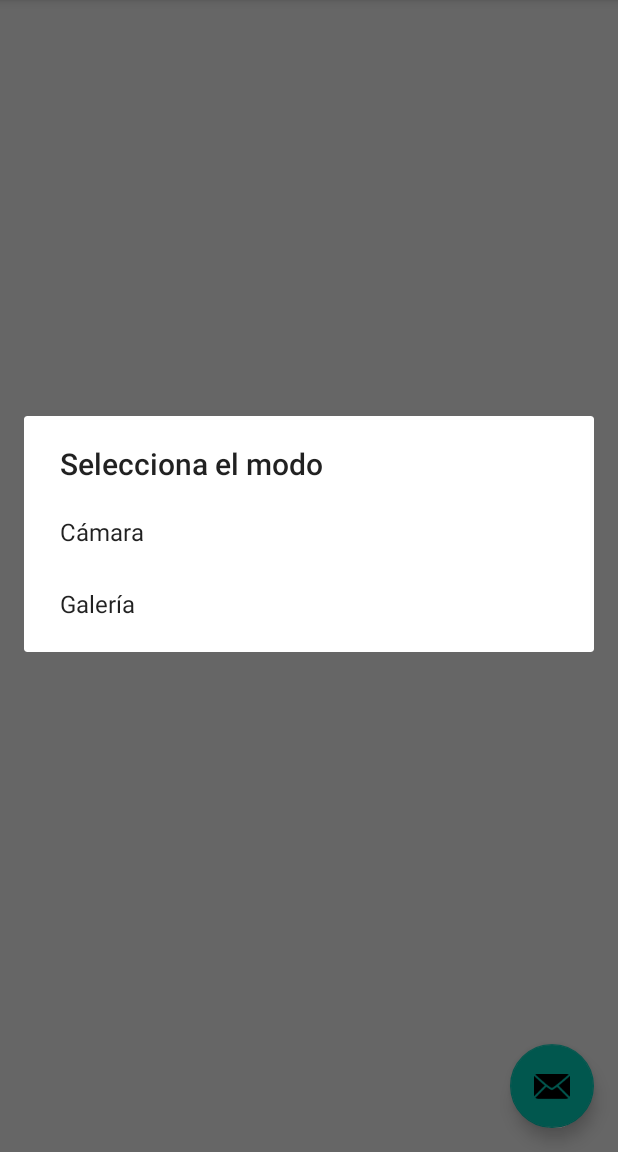
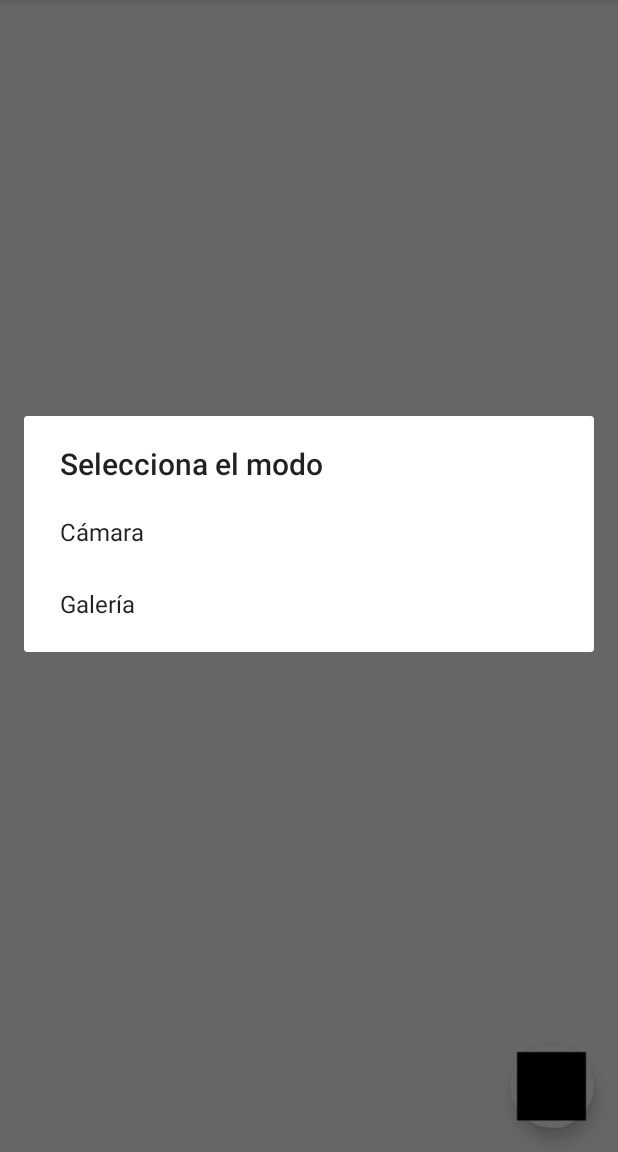
Before and after one commit to alphacodeteam/NeoScanner, an Android app: the screen it shows after launch (MainActivity), after a tap on an icon or button, on a phone screen of 412 x 824 dp, the part 84-1236 px from its top. Run offline under Robolectric (Android 15) with nearby library versions, the phone set to English and light mode, and no system bars.

Commit message:
Minor changes

```diff
--- a/app/src/main/java/es/upv/alphacodeteam/neoscanner/view/util/Image.java
+++ b/app/src/main/java/es/upv/alphacodeteam/neoscanner/view/util/Image.java
@@ -73,9 +73,7 @@ public class Image {
      */
     public static void startModeOfCamera(final Activity activity, File dir) {
         Intent cameraIntent = new Intent(android.provider.MediaStore.ACTION_IMAGE_CAPTURE);
-        Uri photoURI = FileProvider.getUriForFile(activity,
-                "com.example.android.fileprovider",
-                dir);
+        Uri photoURI = FileProvider.getUriForFile(activity, "com.example.android.fileprovider", dir);
         cameraIntent.putExtra(MediaStore.EXTRA_OUTPUT, photoURI);
         activity.startActivityForResult(cameraIntent, CAMERA_INTENT_CODE);
     }
--- a/app/src/main/res/layout/activity_main.xml
+++ b/app/src/main/res/layout/activity_main.xml
@@ -28,6 +28,8 @@
         android:layout_height="wrap_content"
         android:layout_gravity="bottom|end"
         android:layout_margin="@dimen/fab_margin"
-        app:srcCompat="@android:drawable/ic_dialog_email" />
+        android:src="@drawable/icon_pdf"
+        app:backgroundTint="@color/white"
+        app:maxImageSize="50dp" />
 
 </androidx.coordinatorlayout.widget.CoordinatorLayout>
```
Also changed, not shown: app/src/main/res/drawable/icon_photo.png (added).
